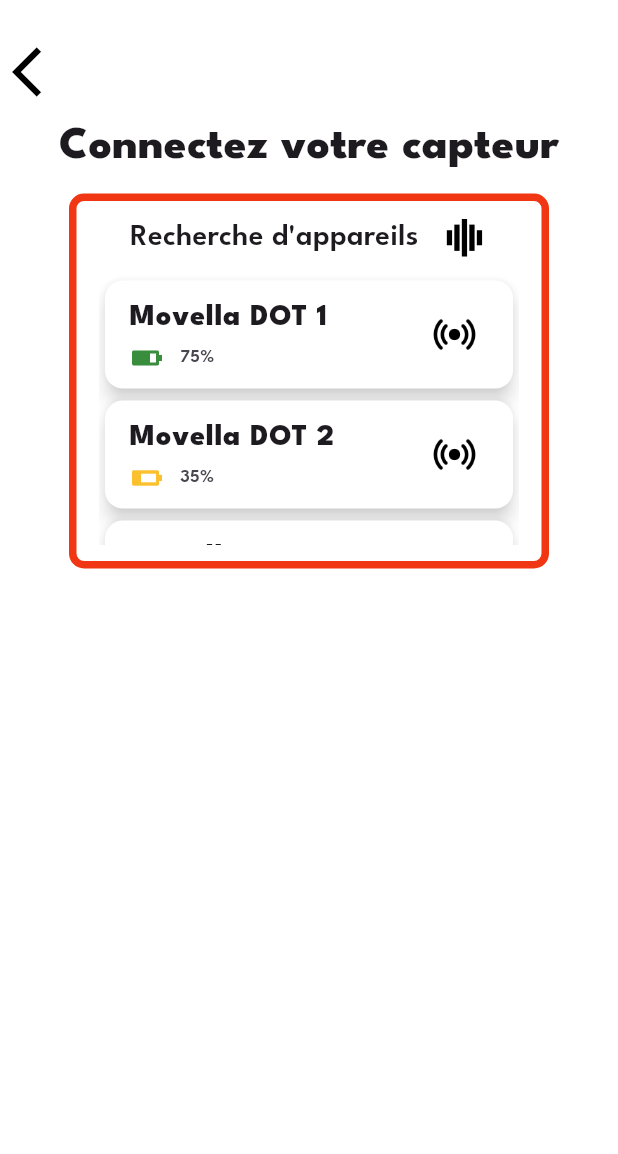
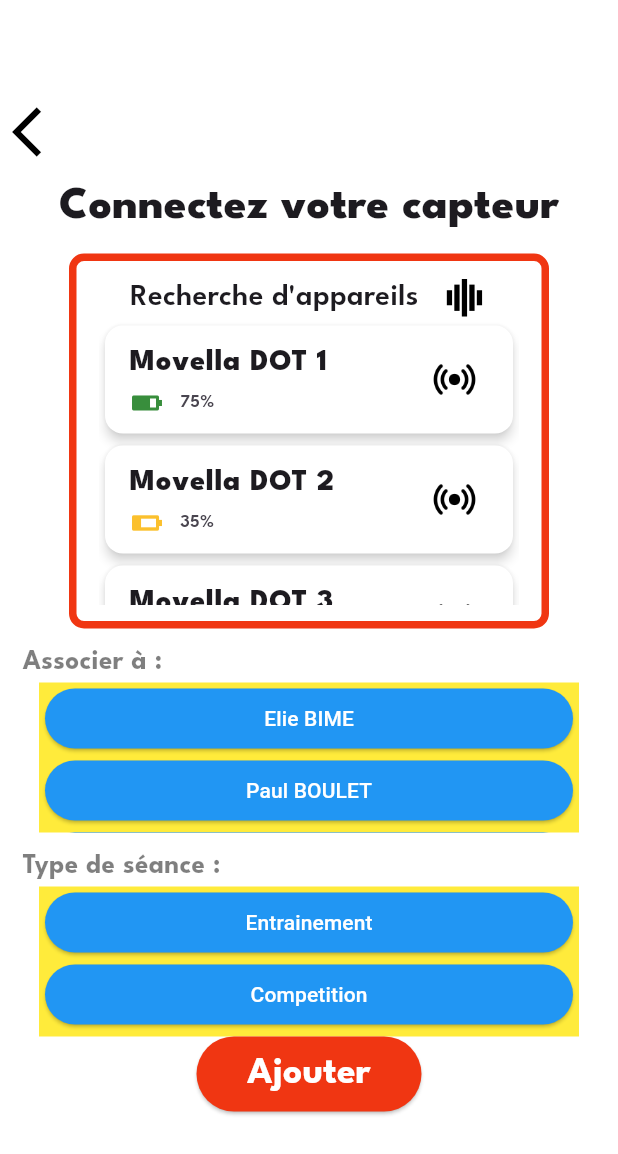
Before and after one commit to HippolyteGillet/trackbad, a Flutter app: the AddSensorPage screen opened directly, on a phone screen of 412 x 824 dp. Shown: the top 1154 px of the screen. Run offline on Flutter 3.47's test engine with Material 3 defaults, Android fonts, the phone set to English and light mode, and no system bars; our stand-ins replace loading_animation_widget.

Commit message:
Connect Sensor and link to profil/type of session + Loading page

```diff
--- a/lib/pages/add_sensor_page.dart
+++ b/lib/pages/add_sensor_page.dart
@@ -1,6 +1,8 @@
 import 'package:flutter/material.dart';
-import 'package:loading_animation_widget/loading_animation_widget.dart';
-import 'package:trackbad/pages/dynamic_battery_icon.dart';
+import 'package:trackbad/pages/link_player_to_sensor.dart';
+import 'package:trackbad/pages/navbar_event.dart';
+import 'package:trackbad/pages/search_sensor.dart';
+import 'link_session_type_to_sensor.dart';
 
 class AddSensorPage extends StatefulWidget {
   const AddSensorPage({super.key});
@@ -10,28 +12,13 @@
 }
 
 class _AddSensorPageState extends State<AddSensorPage> {
-  final sensors = [
-    {
-      'name': 'Movella DOT 1',
-      'batteryLevel': 75, // faire une getBattery pour chaque capteur ici
-    },
-    {
-      'name': 'Movella DOT 2',
-      'batteryLevel': 35,
-    },
-    {
-      'name': 'Movella DOT 3',
-      'batteryLevel': 5,
-    },
-  ];
-
   @override
   Widget build(BuildContext context) {
     return Scaffold(
       backgroundColor: Colors.white,
       body: Column(
         children: [
-          const Padding(padding: EdgeInsets.only(top: 20)),
+          const Padding(padding: EdgeInsets.only(top: 60)),
           Align(
             alignment: Alignment.centerLeft,
             child: IconButton(
@@ -46,74 +33,61 @@
                 fontWeight: FontWeight.w900,
                 fontSize: 30,
               )),
-          Container(
-            margin: const EdgeInsets.only(top: 10),
-            width: 320,
-            height: 250,
-            decoration: BoxDecoration(
-              border: Border.all(
-                color: const Color.fromRGBO(240, 54, 18, 1),
-                width: 5,
+          const SearchSensor(),
+          const Align(
+            alignment: Alignment.centerLeft,
+            child: Padding(
+              padding: EdgeInsets.only(top:10, left: 15),
+              child: Text(
+                "Associer à :",
+                style: TextStyle(
+                  fontSize: 18,
+                  fontFamily: 'LeagueSpartan',
+                  fontWeight: FontWeight.w700,
+                  color: Color.fromRGBO(0, 0, 0, 0.5),
+                ),
               ),
-              borderRadius: BorderRadius.circular(10),
             ),
-            child: Column(
-              children: [
-                const Padding(padding: EdgeInsets.only(top: 10)),
-                Row(
-                  mainAxisAlignment: MainAxisAlignment.center,
-                  children: [
-                    const Text("Recherche d'appareils",
-                        style: TextStyle(
-                          fontFamily: 'LeagueSpartan',
-                          fontWeight: FontWeight.w600,
-                          fontSize: 20,
-                        )),
-                    const Padding(padding: EdgeInsets.only(left: 15)),
-                    LoadingAnimationWidget.staggeredDotsWave(
-                        color: Colors.black, size: 25)
-                  ],
+          ),
+          const LinkPlayerToSensor(),
+          const Align(
+            alignment: Alignment.centerLeft,
+            child: Padding(
+              padding: EdgeInsets.only(top:10, left: 15),
+              child: Text(
+                "Type de séance :",
+                style: TextStyle(
+                  fontSize: 18,
+                  fontFamily: 'LeagueSpartan',
+                  fontWeight: FontWeight.w700,
+                  color: Color.fromRGBO(0, 0, 0, 0.5),
                 ),
-                const Padding(padding: EdgeInsets.only(top: 10)),
-                SizedBox(
-                  width: 280,
-                  height: 180,
-                  child: ListView.builder(
-                    itemCount: sensors.length,
-                    itemBuilder: (context, index){
-                      final sensor = sensors[index];
-                      final name = sensor['name'];
-                      final batteryLevel = sensor['batteryLevel'];
-
-                      return Card(
-                        color: Colors.white,
-                        shadowColor: Colors.grey[200],
-                        elevation: 5,
-                        child: ListTile(
-                          title: Text("$name",
-                              style: const TextStyle(
-                                  fontFamily: 'LeagueSpartan',
-                                  fontWeight: FontWeight.w900,
-                                  fontSize: 20)),
-                          subtitle: Row(
-                            children: [
-                              DynamicBatteryIcon(batteryLevel: int.parse('$batteryLevel')),//batteryLevel),
-                              const Padding(padding: EdgeInsets.only(left: 10)),
-                              Text('$batteryLevel%',
-                                  style: const TextStyle(
-                                      fontFamily: 'LeagueSpartan',
-                                      fontWeight: FontWeight.w600,
-                                      fontSize: 12)),
-                            ],
-                          ),
-                          trailing: Image.asset('assets/images/sensor.png',
-                              width: 30, height: 30),
-                        ),
-                      );
-                    },
-                  ),
-                )
-              ],
+              ),
+            ),
+          ),
+          const LinkSessionTypeToSensor(),
+          ElevatedButton(
+            onPressed: () {
+              Navigator.push(
+                  context,
+                  PageRouteBuilder(
+                      pageBuilder: (_, __, ___) => const NavbarEvents()));
+            },
+            style: ElevatedButton.styleFrom(
+              backgroundColor: const Color.fromRGBO(240, 54, 18, 1),
+              minimumSize: const Size(150, 50),
+              shape: RoundedRectangleBorder(
+                borderRadius: BorderRadius.circular(50.0),
+              ),
+            ),
+            child: const Text(
+              'Ajouter',
+              style: TextStyle(
+                fontFamily: 'LeagueSpartan',
+                fontWeight: FontWeight.bold,
+                fontSize: 25,
+                color: Colors.white,
+              ),
             ),
           )
         ],
--- /dev/null
+++ b/lib/pages/link_player_to_sensor.dart
@@ -0,0 +1,55 @@
+import 'package:flutter/material.dart';
+
+class LinkPlayerToSensor extends StatefulWidget {
+  const LinkPlayerToSensor({super.key});
+
+  @override
+  State<LinkPlayerToSensor> createState() => _LinkPlayerToSensorState();
+}
+
+class _LinkPlayerToSensorState extends State<LinkPlayerToSensor> {
+  String _selectedButton = '';
+
+  Widget buildButton(String text) {
+    bool isSelected = _selectedButton == text;
+    return Padding(
+      padding: const EdgeInsets.symmetric(horizontal: 4.0),
+      // Add some space between buttons
+      child: ElevatedButton(
+        style: ElevatedButton.styleFrom(
+          backgroundColor: isSelected ? Colors.yellow : Colors.blue,
+          foregroundColor: Colors.white,
+          shape: const StadiumBorder(), // Circular border
+        ),
+        onPressed: () {
+          setState(() {
+            _selectedButton = text;
+          });
+        },
+        child: Text(
+          text,
+          style: TextStyle(
+            color: isSelected
+                ? Colors.black
+                : Colors.white, // Text color based on selection
+          ),
+        ),
+      ),
+    );
+  }
+
+  @override
+  Widget build(BuildContext context) {
+    return Container(
+      color: Colors.yellow,
+      width: 360,
+      height: 100,
+      child: ListView(
+        scrollDirection: Axis.vertical,
+        children: <String>['Elie BIME', 'Paul BOULET', 'Hippolyte GILLET']
+            .map((String name) => buildButton(name))
+            .toList(),
+      ),
+    );
+  }
+}
--- /dev/null
+++ b/lib/pages/link_session_type_to_sensor.dart
@@ -0,0 +1,55 @@
+import 'package:flutter/material.dart';
+
+class LinkSessionTypeToSensor extends StatefulWidget {
+  const LinkSessionTypeToSensor({super.key});
+
+  @override
+  State<LinkSessionTypeToSensor> createState() => _LinkSessionTypeToSensorState();
+}
+
+class _LinkSessionTypeToSensorState extends State<LinkSessionTypeToSensor> {
+  String _selectedButton = '';
+
+  Widget buildButton(String text) {
+    bool isSelected = _selectedButton == text;
+    return Padding(
+      padding: const EdgeInsets.symmetric(horizontal: 4.0),
+      // Add some space between buttons
+      child: ElevatedButton(
+        style: ElevatedButton.styleFrom(
+          backgroundColor: isSelected ? Colors.yellow : Colors.blue, // Background color
+          foregroundColor: Colors.white, // Text Color (Foreground color)
+          shape: const StadiumBorder(), // Circular border
+        ),
+        onPressed: () {
+          setState(() {
+            _selectedButton = text;
+          });
+        },
+        child: Text(
+          text,
+          style: TextStyle(
+            color: isSelected
+                ? Colors.black
+                : Colors.white, // Text color based on selection
+          ),
+        ),
+      ),
+    );
+  }
+
+  @override
+  Widget build(BuildContext context) {
+    return Container(
+      color: Colors.yellow,
+      width: 360,
+      height: 100,
+      child: ListView(
+        scrollDirection: Axis.vertical, // Scroll horizontally
+        children: <String>['Entrainement', 'Competition']
+            .map((String name) => buildButton(name))
+            .toList(),
+      ),
+    );
+  }
+}
--- /dev/null
+++ b/lib/pages/loading_file_page.dart
@@ -0,0 +1,44 @@
+import 'package:flutter/material.dart';
+import 'package:loading_animation_widget/loading_animation_widget.dart';
+
+import 'navbar_event.dart';
+
+class LoadingFile extends StatefulWidget {
+  const LoadingFile({super.key});
+
+  @override
+  State<LoadingFile> createState() => _LoadingFileState();
+}
+
+class _LoadingFileState extends State<LoadingFile> {
+  @override
+  void initState() {
+    super.initState();
+    Future.delayed(const Duration(seconds: 5), () {
+      Navigator.pushReplacement(context,
+          PageRouteBuilder(pageBuilder: (_, __, ___) => const NavbarEvents()));
+    });
+  }
+
+  @override
+  Widget build(BuildContext context) {
+    return Scaffold(
+      backgroundColor: Colors.white,
+      body: Column(
+        mainAxisAlignment: MainAxisAlignment.center,
+        children: [
+          const Text("Récupération des données",
+              style: TextStyle(
+                color: Color.fromRGBO(240, 54, 18, 1),
+                fontFamily: 'LeagueSpartan',
+                fontWeight: FontWeight.w700,
+                fontSize: 50,
+              )),
+          const Padding(padding: EdgeInsets.only(top: 20)),
+          LoadingAnimationWidget.staggeredDotsWave(
+              color: const Color.fromRGBO(240, 54, 18, 1), size: 50),
+        ],
+      ),
+    );
+  }
+}
--- a/lib/pages/ongoing_session_page.dart
+++ b/lib/pages/ongoing_session_page.dart
@@ -1,4 +1,5 @@
 import 'package:flutter/material.dart';
+import 'package:trackbad/pages/loading_file_page.dart';
 
 class OngoingSessionPage extends StatefulWidget {
   const OngoingSessionPage({super.key});
@@ -23,12 +24,18 @@
                 color: Color.fromRGBO(240, 54, 18, 1),
               )),
           const Padding(padding: EdgeInsets.only(top: 60)),
-          Image.network("https://media.giphy.com/media/3HApvvXC7f8aSdAqT3/giphy.gif", width: 300, height: 300),
+          Image.network(
+              "https://media.giphy.com/media/3HApvvXC7f8aSdAqT3/giphy.gif",
+              width: 300,
+              height: 300),
           const Padding(padding: EdgeInsets.only(top: 150)),
           Center(
               child: ElevatedButton(
             onPressed: () {
-              Navigator.pop(context);
+              Navigator.push(
+                  context,
+                  PageRouteBuilder(
+                      pageBuilder: (_, __, ___) => const LoadingFile()));
             },
             style: ElevatedButton.styleFrom(
               backgroundColor: const Color.fromRGBO(240, 54, 18, 1),
--- /dev/null
+++ b/lib/pages/search_sensor.dart
@@ -0,0 +1,109 @@
+import 'package:flutter/material.dart';
+import 'package:loading_animation_widget/loading_animation_widget.dart';
+import 'dynamic_battery_icon.dart';
+
+class SearchSensor extends StatefulWidget {
+  const SearchSensor({super.key});
+
+  @override
+  State<SearchSensor> createState() => _SearchSensorState();
+}
+
+class _SearchSensorState extends State<SearchSensor> {
+  final sensors = [
+    {
+      'name': 'Movella DOT 1',
+      'batteryLevel': 75, // faire une getBattery pour chaque capteur ici
+    },
+    {
+      'name': 'Movella DOT 2',
+      'batteryLevel': 35,
+    },
+    {
+      'name': 'Movella DOT 3',
+      'batteryLevel': 5,
+    },
+  ];
+
+  String _selectedSensor = '';
+
+  @override
+  Widget build(BuildContext context) {
+    return Container(
+      margin: const EdgeInsets.only(top: 10),
+      width: 320,
+      height: 250,
+      decoration: BoxDecoration(
+        border: Border.all(
+          color: const Color.fromRGBO(240, 54, 18, 1),
+          width: 5,
+        ),
+        borderRadius: BorderRadius.circular(10),
+      ),
+      child: Column(
+        children: [
+          const Padding(padding: EdgeInsets.only(top: 10)),
+          Row(
+            mainAxisAlignment: MainAxisAlignment.center,
+            children: [
+              const Text("Recherche d'appareils",
+                  style: TextStyle(
+                    fontFamily: 'LeagueSpartan',
+                    fontWeight: FontWeight.w600,
+                    fontSize: 20,
+                  )),
+              const Padding(padding: EdgeInsets.only(left: 15)),
+              LoadingAnimationWidget.staggeredDotsWave(
+                  color: Colors.black, size: 25)
+            ],
+          ),
+          SizedBox(
+            width: 280,
+            height: 190,
+            child: ListView.builder(
+              itemCount: 3,
+              itemBuilder: (context, index) {
+                final sensor = sensors[index];
+                final name = sensor['name'] as String;
+                final batteryLevel = sensor['batteryLevel'];
+                final isSelected = _selectedSensor == name;
+
+                return Card(
+                  color: isSelected ? Colors.orange : Colors.white,
+                  shadowColor: Colors.grey[200],
+                  elevation: 3,
+                  child: ListTile(
+                    onTap: () {
+                      setState(() {
+                        _selectedSensor = name;
+                      });
+                    },
+                    title: Text(name,
+                        style: const TextStyle(
+                            fontFamily: 'LeagueSpartan',
+                            fontWeight: FontWeight.w900,
+                            fontSize: 20)),
+                    subtitle: Row(
+                      children: [
+                        DynamicBatteryIcon(
+                            batteryLevel: int.parse('$batteryLevel')),
+                        const Padding(padding: EdgeInsets.only(left: 10)),
+                        Text('$batteryLevel%',
+                            style: const TextStyle(
+                                fontFamily: 'LeagueSpartan',
+                                fontWeight: FontWeight.w600,
+                                fontSize: 12)),
+                      ],
+                    ),
+                    trailing: Image.asset('assets/images/sensor.png',
+                        width: 30, height: 30),
+                  ),
+                );
+              },
+            ),
+          )
+        ],
+      ),
+    );
+  }
+}
```
